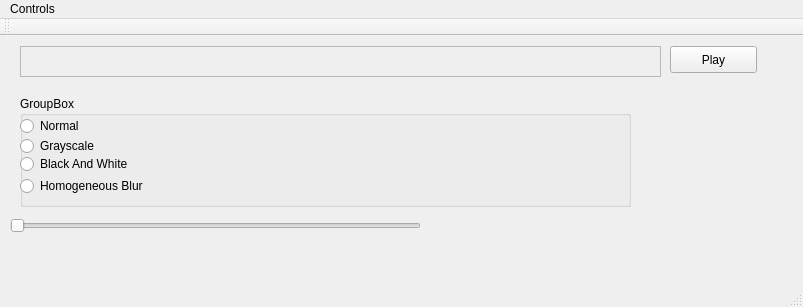
Old version of the form mainwindow.ui in the repository RockNCode/QT_openCV.
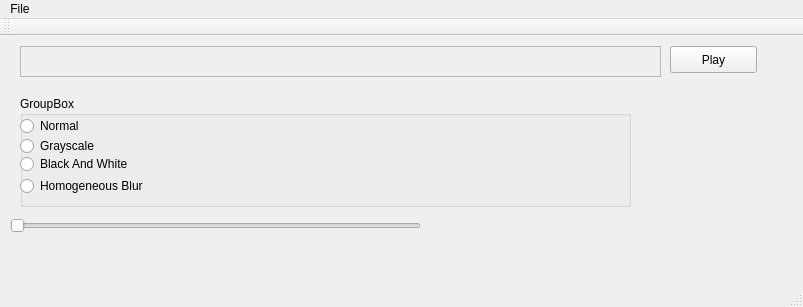
New version of the form.

Commit message: Use QVboxLayout to manage radios to avoid handling the checked logic.

The edit to the form file:
```diff
--- a/mainwindow.ui
+++ b/mainwindow.ui
@@ -133,7 +133,7 @@
    </property>
    <widget class="QMenu" name="menuControls">
     <property name="title">
-     <string>Controls</string>
+     <string>File</string>
     </property>
     <addaction name="actionTest"/>
    </widget>
```
Left out of the diff: 8 changed lines with no effect on the pictures. The commit also changes 2 other files.
